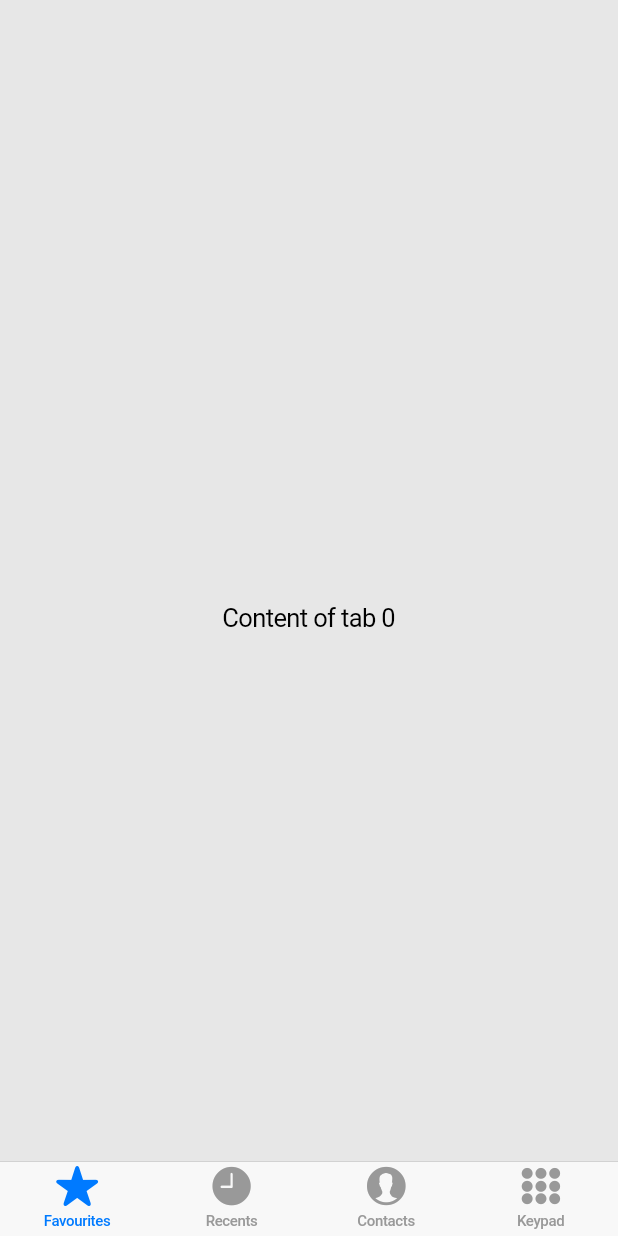
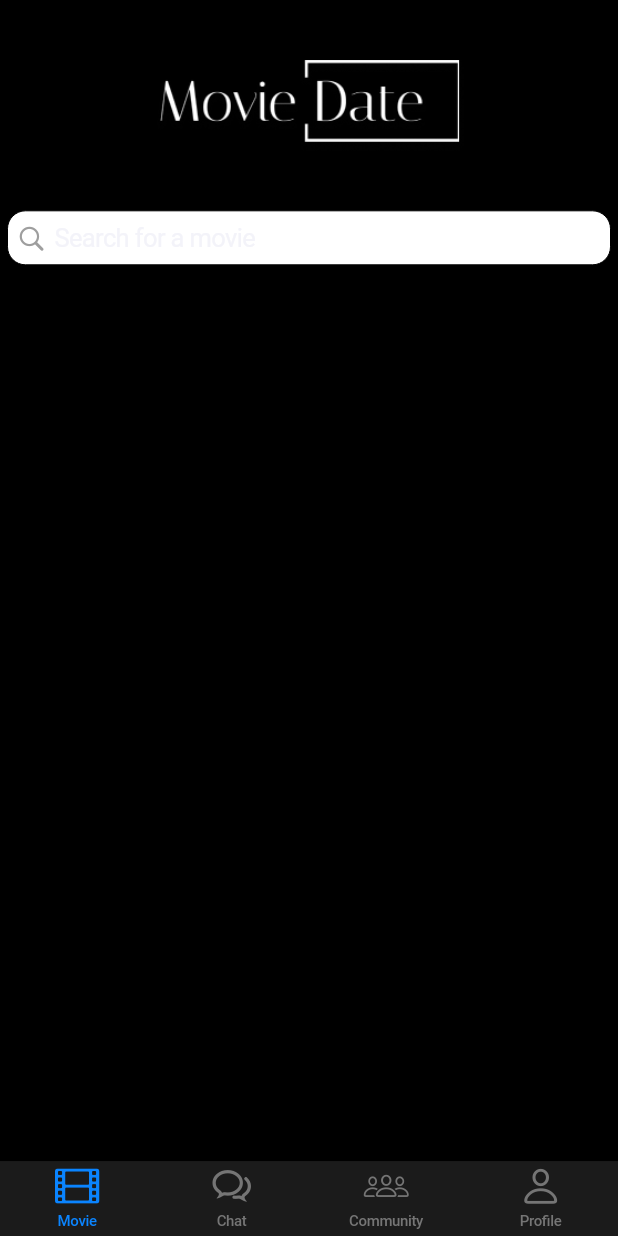
Before and after one commit to hrl-2024/MovieDate, a Flutter app: the screen it shows after launch, on a phone screen of 412 x 824 dp. Run offline on Flutter 3.47's test engine with Material 2 defaults, Android fonts, the light colour scheme and no system bars.

Commit message:
Search bar placed

```diff
--- a/mysample/lib/main.dart
+++ b/mysample/lib/main.dart
@@ -1,4 +1,5 @@
 import 'package:flutter/cupertino.dart';
+import 'package:flutter/material.dart';
 
 void main() => runApp(const CupertinoTabBarApp());
 
@@ -8,7 +9,7 @@ class CupertinoTabBarApp extends StatelessWidget {
   @override
   Widget build(BuildContext context) {
     return const CupertinoApp(
-      theme: CupertinoThemeData(brightness: Brightness.light),
+      theme: CupertinoThemeData(brightness: Brightness.dark),
       home: CupertinoTabBarExample(),
     );
   }
@@ -23,32 +24,110 @@ class CupertinoTabBarExample extends StatelessWidget {
       tabBar: CupertinoTabBar(
         items: const <BottomNavigationBarItem>[
           BottomNavigationBarItem(
-            icon: Icon(CupertinoIcons.star_fill),
-            label: 'Favourites',
+            icon: Icon(CupertinoIcons.film),
+            label: 'Movie',
           ),
           BottomNavigationBarItem(
-            icon: Icon(CupertinoIcons.clock_solid),
-            label: 'Recents',
+            icon: Icon(CupertinoIcons.chat_bubble_2),
+            label: 'Chat',
           ),
           BottomNavigationBarItem(
-            icon: Icon(CupertinoIcons.person_alt_circle_fill),
-            label: 'Contacts',
+            icon: Icon(CupertinoIcons.group),
+            label: 'Community',
           ),
           BottomNavigationBarItem(
-            icon: Icon(CupertinoIcons.circle_grid_3x3_fill),
-            label: 'Keypad',
+            icon: Icon(CupertinoIcons.person),
+            label: 'Profile',
           ),
         ],
       ),
       tabBuilder: (BuildContext context, int index) {
         return CupertinoTabView(
           builder: (BuildContext context) {
-            return Center(
-              child: Text('Content of tab $index'),
-            );
+            return HomePage();
           },
         );
       },
     );
   }
 }
+
+class HomePage extends StatefulWidget {
+  const HomePage({super.key});
+
+  @override
+  State<HomePage> createState() => _MovieHomePage();
+}
+
+class _MovieHomePage extends State<HomePage> {
+  late TextEditingController textController;
+
+  @override
+  void initState() {
+    super.initState();
+    textController = TextEditingController(text: '');
+  }
+
+  @override
+  void dispose() {
+    textController.dispose();
+    super.dispose();
+  }
+
+  // @override
+  // Widget build(BuildContext context) {
+  //   return CupertinoPageScaffold(
+  //     navigationBar: const CupertinoNavigationBar(
+  //       middle: Image(image: AssetImage('assets/MovieDate_logo.png'), width: 200),
+  //     ),
+  //     child: Center(
+  //       child: Padding(
+  //         padding: const EdgeInsets.all(16.0),
+  //         child: CupertinoSearchTextField(
+  //           controller: textController,
+  //           placeholder: 'Search',
+  //         ),
+  //       ),
+  //     ),
+  //   );
+  // }
+
+  @override
+  Widget build(BuildContext context) {
+    return Column(
+      crossAxisAlignment: CrossAxisAlignment.center,
+
+      children: [
+        LayoutBuilder(
+          builder: (context, constraints) {
+            return Column(
+              children: [
+                const SizedBox(height: 40),
+                Image(image: const AssetImage('assets/MovieDate_logo.png'), width: constraints.maxWidth / 2),
+
+                const SizedBox(height: 40),
+
+                // Search bar:
+                SizedBox(width: constraints.maxWidth - 10, child: CupertinoSearchTextField(
+                    controller: textController,
+                    placeholder: 'Search for a movie',
+
+                    itemColor: Colors.grey,
+
+                    decoration: BoxDecoration(
+                      color: Colors.white,
+                      border: Border.all(
+                        width: 0,
+                      ),
+                      borderRadius: BorderRadius.circular(12),
+                    ),
+                  ),
+                )
+              ],
+            );
+          }
+        )
+      ],
+    );
+  }
+}
--- a/mysample/pubspec.yaml
+++ b/mysample/pubspec.yaml
@@ -59,9 +59,8 @@ flutter:
   uses-material-design: true
 
   # To add assets to your application, add an assets section, like this:
-  # assets:
-  #   - images/a_dot_burr.jpeg
-  #   - images/a_dot_ham.jpeg
+  assets:
+    - assets/
 
   # An image asset can refer to one or more resolution-specific "variants", see
   # https://flutter.dev/assets-and-images/#resolution-aware
```
Also changed, not shown: mysample/assets/MovieDate_logo.png (added), 1 other file.
